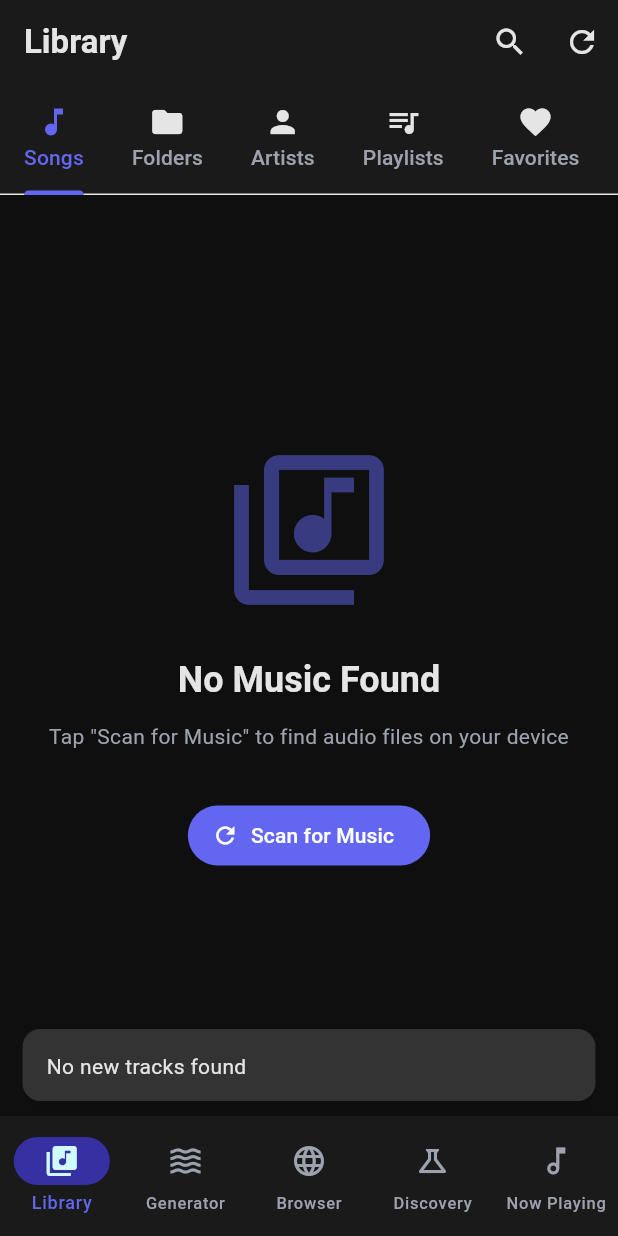
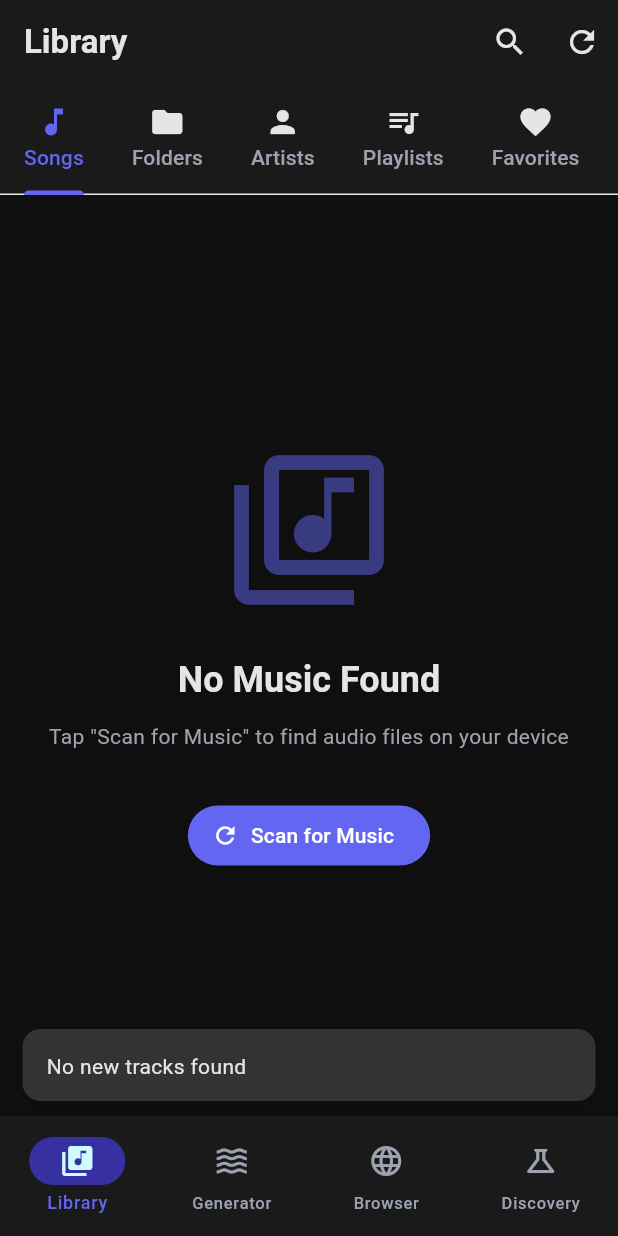
Before and after one commit to Nicosa99/soultune-clean, a Flutter app: the screen it shows after launch, after a tap on the "refresh" icon, on a phone screen of 412 x 824 dp. Run offline on Flutter 3.47's test engine with Material 3 defaults, Android fonts, the phone set to English and light mode, and no system bars; our stand-ins replace audio_service, file_picker, flutter_riverpod, freezed_annotation, hive, hive_flutter and 5 more; missing offline and left inert: audio_session, audiotags, flutter_soloud; accounts and stored records are empty; generated files the repository leaves out were written again; statements that could not run were skipped; project files that could hold a hidden picture were left out.

Commit message:
refactor: browser UX improvements and navigation cleanup
- Remove Gateway Protocol banner from Discovery screen
- Remove Now Playing tab from navigation (use mini player instead)
- Add collapsible control bar to browser (hide/show toggle)
- Remove bottom navigation bar from browser for more screen space
- Add swipe-right gesture for back navigation in browser
- Maximize WebView display area

```diff
--- a/lib/features/browser/presentation/screens/hz432_browser_screen.dart
+++ b/lib/features/browser/presentation/screens/hz432_browser_screen.dart
@@ -54,6 +54,9 @@ class _Hz432BrowserScreenState extends ConsumerState<Hz432BrowserScreen> {
 
   /// Loading progress (0.0 to 1.0).
   double _loadingProgress = 0.0;
+
+  /// Whether control bar is expanded.
+  bool _isControlBarExpanded = true;
 
   @override
   void initState() {
@@ -235,6 +238,21 @@ class _Hz432BrowserScreenState extends ConsumerState<Hz432BrowserScreen> {
           ],
         ),
         actions: [
+          // Collapse/Expand Controls (when enabled)
+          if (_isHz432Enabled)
+            IconButton(
+              icon: Icon(
+                _isControlBarExpanded
+                    ? Icons.keyboard_arrow_up
+                    : Icons.keyboard_arrow_down,
+              ),
+              onPressed: () {
+                HapticFeedback.selectionClick();
+                setState(() => _isControlBarExpanded = !_isControlBarExpanded);
+              },
+              tooltip: _isControlBarExpanded ? 'Hide Controls' : 'Show Controls',
+            ),
+
           // Frequency Toggle
           Padding(
             padding: const EdgeInsets.only(right: 8),
@@ -270,21 +288,30 @@ class _Hz432BrowserScreenState extends ConsumerState<Hz432BrowserScreen> {
               minHeight: 2,
             ),
 
-          // Control Bar (when enabled)
-          if (_isHz432Enabled) _buildControlBar(theme, colorScheme),
+          // Control Bar (when enabled and expanded)
+          if (_isHz432Enabled && _isControlBarExpanded)
+            _buildControlBar(theme, colorScheme),
 
           // Quick Sites
           _buildQuickSites(theme, colorScheme),
 
-          // WebView
+          // WebView with swipe-back gesture
           Expanded(
-            child: WebViewWidget(controller: _controller),
+            child: GestureDetector(
+              onHorizontalDragEnd: (details) async {
+                // Swipe right to go back
+                if (details.primaryVelocity! > 1000) {
+                  if (await _controller.canGoBack()) {
+                    HapticFeedback.selectionClick();
+                    await _controller.goBack();
+                  }
+                }
+              },
+              child: WebViewWidget(controller: _controller),
+            ),
           ),
         ],
       ),
-
-      // Navigation Bar
-      bottomNavigationBar: _buildNavigationBar(colorScheme),
     );
   }
 
@@ -439,53 +466,6 @@ class _Hz432BrowserScreenState extends ConsumerState<Hz432BrowserScreen> {
     );
   }
 
-  /// Builds the bottom navigation bar.
-  Widget _buildNavigationBar(ColorScheme colorScheme) {
-    return BottomAppBar(
-      child: Row(
-        mainAxisAlignment: MainAxisAlignment.spaceEvenly,
-        children: [
-          IconButton(
-            icon: const Icon(Icons.arrow_back),
-            onPressed: () async {
-              HapticFeedback.selectionClick();
-              if (await _controller.canGoBack()) {
-                await _controller.goBack();
-              }
-            },
-            tooltip: 'Back',
-          ),
-          IconButton(
-            icon: const Icon(Icons.arrow_forward),
-            onPressed: () async {
-              HapticFeedback.selectionClick();
-              if (await _controller.canGoForward()) {
-                await _controller.goForward();
-              }
-            },
-            tooltip: 'Forward',
-          ),
-          IconButton(
-            icon: const Icon(Icons.refresh),
-            onPressed: () {
-              HapticFeedback.mediumImpact();
-              _controller.reload();
-            },
-            tooltip: 'Reload',
-          ),
-          IconButton(
-            icon: const Icon(Icons.home),
-            onPressed: () {
-              HapticFeedback.mediumImpact();
-              _controller.loadRequest(Uri.parse('https://www.youtube.com'));
-            },
-            tooltip: 'Home',
-          ),
-        ],
-      ),
-    );
-  }
-
   @override
   void dispose() {
     // Stop frequency before disposing
--- a/lib/features/discovery/presentation/screens/discovery_screen.dart
+++ b/lib/features/discovery/presentation/screens/discovery_screen.dart
@@ -7,7 +7,6 @@ library;
 import 'package:flutter/material.dart';
 import 'package:flutter/services.dart';
 import 'package:flutter_riverpod/flutter_riverpod.dart';
-import 'package:soultune/features/gateway/presentation/screens/gateway_protocol_screen.dart';
 import 'package:soultune/features/generator/data/models/predefined_presets.dart';
 import 'package:soultune/features/generator/presentation/providers/generator_providers.dart';
 
@@ -48,105 +47,11 @@ class DiscoveryScreen extends ConsumerWidget {
       body: ListView(
         padding: const EdgeInsets.only(bottom: 24),
         children: [
-          _buildGatewayProtocolBanner(context),
           _buildCIASection(context, ref),
           _buildOBESection(context, ref),
           _buildRemoteViewingSection(context, ref),
           _buildScienceSection(context),
         ],
-      ),
-    );
-  }
-
-  /// Gateway Protocol Banner - Prominent call to action.
-  Widget _buildGatewayProtocolBanner(BuildContext context) {
-    final theme = Theme.of(context);
-    final colorScheme = theme.colorScheme;
-
-    return Container(
-      margin: const EdgeInsets.all(16),
-      decoration: BoxDecoration(
-        gradient: LinearGradient(
-          colors: [
-            colorScheme.primaryContainer,
-            colorScheme.secondaryContainer,
-          ],
-        ),
-        borderRadius: BorderRadius.circular(16),
-      ),
-      child: Material(
-        color: Colors.transparent,
-        child: InkWell(
-          onTap: () {
-            HapticFeedback.mediumImpact();
-            Navigator.of(context).push(
-              MaterialPageRoute<void>(
-                builder: (context) => const GatewayProtocolScreen(),
-              ),
-            );
-          },
-          borderRadius: BorderRadius.circular(16),
-          child: Padding(
-            padding: const EdgeInsets.all(20),
-            child: Column(
-              crossAxisAlignment: CrossAxisAlignment.start,
-              children: [
-                Row(
-                  children: [
-                    Container(
-                      padding: const EdgeInsets.all(12),
-                      decoration: BoxDecoration(
-                        color: colorScheme.primary,
-                        borderRadius: BorderRadius.circular(12),
-                      ),
-                      child: Icon(
-                        Icons.explore,
-                        color: colorScheme.onPrimary,
-                        size: 32,
-                      ),
-                    ),
-                    const SizedBox(width: 16),
-                    Expanded(
-                      child: Column(
-                        crossAxisAlignment: CrossAxisAlignment.start,
-                        children: [
-                          Text(
-                            '8-Week Gateway Protocol',
-                            style: theme.textTheme.titleLarge?.copyWith(
-                              fontWeight: FontWeight.bold,
-                              color: colorScheme.onPrimaryContainer,
-                            ),
-                          ),
-                          const SizedBox(height: 4),
-                          Text(
-                            'Guided CIA Program',
-                            style: theme.textTheme.bodyMedium?.copyWith(
-                              color: colorScheme.onSecondaryContainer,
-                            ),
-                          ),
-                        ],
-                      ),
-                    ),
-                    Icon(
-                      Icons.arrow_forward_ios,
-                      color: colorScheme.onPrimaryContainer,
-                    ),
-                  ],
-                ),
-                const SizedBox(height: 16),
-                Text(
-                  'Follow the declassified CIA protocol to develop advanced '
-                  'consciousness techniques. Progress through Focus 10, 12, 15, '
-                  'and 21 states over 8 weeks.',
-                  style: theme.textTheme.bodyMedium?.copyWith(
-                    color: colorScheme.onSecondaryContainer,
-                    height: 1.5,
-                  ),
-                ),
-              ],
-            ),
-          ),
-        ),
       ),
     );
   }
--- a/lib/features/home/presentation/screens/home_screen.dart
+++ b/lib/features/home/presentation/screens/home_screen.dart
@@ -60,8 +60,8 @@ class _HomeScreenState extends ConsumerState<HomeScreen> {
     final currentFileAsync = ref.watch(currentAudioFileProvider);
     final hasAudio = currentFileAsync.valueOrNull != null;
 
-    // Show mini player on Library, Generator, Browser, Discovery (not Now Playing)
-    final showMiniPlayer = hasAudio && _selectedIndex != 4;
+    // Show mini player on all tabs when audio is playing
+    final showMiniPlayer = hasAudio;
 
     return Scaffold(
       body: PageView(
@@ -85,21 +85,6 @@ class _HomeScreenState extends ConsumerState<HomeScreen> {
 
           // Discovery tab
           const DiscoveryScreen(),
-
-          // Now Playing tab
-          NowPlayingScreen(
-            onNavigateBack: () {
-              // Navigate back to Library tab
-              setState(() {
-                _selectedIndex = 0;
-              });
-              _pageController.animateToPage(
-                0,
-                duration: const Duration(milliseconds: 300),
-                curve: Curves.easeInOut,
-              );
-            },
-          ),
         ],
       ),
       bottomNavigationBar: SafeArea(
@@ -159,19 +144,6 @@ class _HomeScreenState extends ConsumerState<HomeScreen> {
                   selectedIcon: Icon(Icons.science),
                   label: 'Discovery',
                 ),
-
-                // Now Playing destination
-                NavigationDestination(
-                  icon: Badge(
-                    isLabelVisible: hasAudio,
-                    child: const Icon(Icons.music_note_outlined),
-                  ),
-                  selectedIcon: Badge(
-                    isLabelVisible: hasAudio,
-                    child: const Icon(Icons.music_note),
-                  ),
-                  label: 'Now Playing',
-                ),
               ],
             ),
           ],
```
